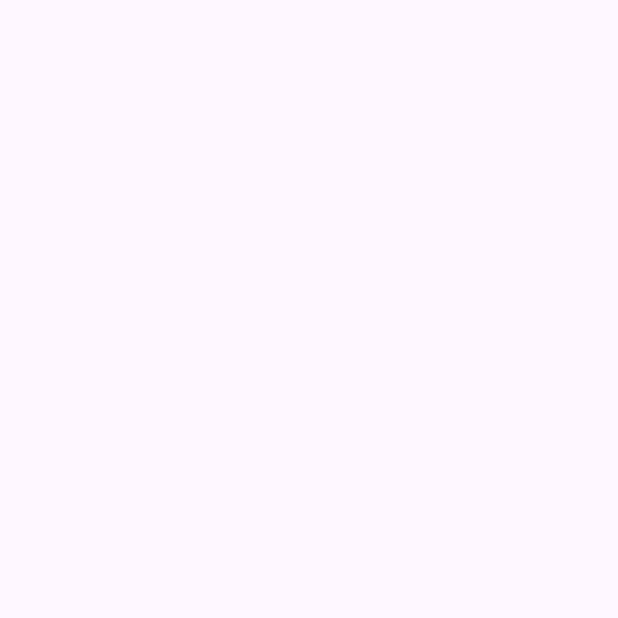
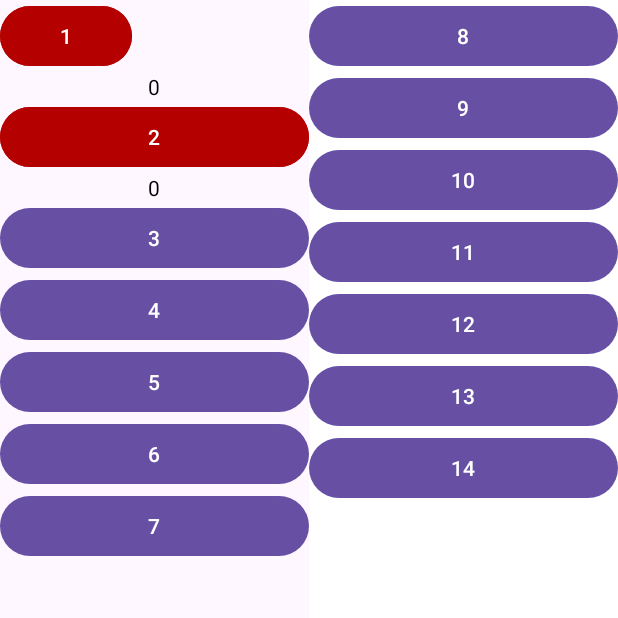
Before and after one commit to EgorKovalevich03/NumberRandom, an Android app: the screen it shows after launch (MainActivity), on a phone screen of 412 x 824 dp, the top half of it. Before the commit the part shown is empty. Run offline under Robolectric (Android 15) with nearby library versions, the phone set to English and light mode, and no system bars.

Commit message:
first ui

```diff
--- a/app/src/main/res/layout/activity_main.xml
+++ b/app/src/main/res/layout/activity_main.xml
@@ -1,50 +1,118 @@
 <?xml version="1.0" encoding="utf-8"?>
-<androidx.constraintlayout.widget.ConstraintLayout
+<LinearLayout
     xmlns:android="http://schemas.android.com/apk/res/android"
     xmlns:app="http://schemas.android.com/apk/res-auto"
     xmlns:tools="http://schemas.android.com/tools"
     android:layout_width="match_parent"
     android:layout_height="match_parent"
+    android:orientation="horizontal"
     tools:context=".MainActivity">
 
 
-    <TableLayout
-        android:id="@+id/tableLayout"
+    <LinearLayout
+        android:layout_weight="1"
         android:layout_width="match_parent"
         android:layout_height="match_parent"
-        app:layout_constraintEnd_toEndOf="parent"
-        app:layout_constraintStart_toStartOf="parent"
-        app:layout_constraintTop_toTopOf="parent">
+        android:orientation="vertical"
+        >
 
-        <TableRow
-            android:layout_width="match_parent"
-            android:layout_height="match_parent" />
-
-        <TableRow
-            android:layout_width="match_parent"
-            android:layout_height="match_parent" />
-
-        <TableRow
-            android:layout_width="match_parent"
-            android:layout_height="match_parent" />
-
-        <TableRow
-            android:layout_width="match_parent"
-            android:layout_height="match_parent" />
-    </TableLayout>
-
-    <LinearLayout
-        android:layout_width="match_parent"
-        android:layout_height="match_parent"
-        android:orientation="horizontal"
-        app:layout_constraintBottom_toBottomOf="parent"
-        app:layout_constraintEnd_toEndOf="parent"
-        app:layout_constraintStart_toStartOf="parent">
+        <Button
+            android:id="@+id/button1"
+            android:layout_width="wrap_content"
+            android:layout_height="wrap_content"
+            android:text="1"
+            android:backgroundTint="@color/red"/>
         <TextView
             android:layout_width="match_parent"
             android:layout_height="wrap_content"
-            android:id="@+id/titleNumberLastFalling"
+            android:text="0"
+            android:gravity="center_horizontal"
+            android:textColor="@color/black"
+            android:id="@+id/countTV1"
+            />
 
+        <Button
+            android:id="@+id/button2"
+            android:layout_width="match_parent"
+            android:layout_height="wrap_content"
+            android:text="2"
+            android:backgroundTint="@color/red"/>
+        <TextView
+            android:layout_width="match_parent"
+            android:layout_height="wrap_content"
+            android:text="0"
+            android:gravity="center_horizontal"
+            android:textColor="@color/black"
+            android:id="@+id/countTV2"
             />
+        <Button
+            android:id="@+id/button3"
+            android:layout_width="match_parent"
+            android:layout_height="wrap_content"
+            android:text="3" />
+        <Button
+            android:id="@+id/button4"
+            android:layout_width="match_parent"
+            android:layout_height="wrap_content"
+            android:text="4" />
+        <Button
+            android:id="@+id/button5"
+            android:layout_width="match_parent"
+            android:layout_height="wrap_content"
+            android:text="5" />
+        <Button
+            android:id="@+id/button6"
+            android:layout_width="match_parent"
+            android:layout_height="wrap_content"
+            android:text="6" />
+        <Button
+            android:id="@+id/button7"
+            android:layout_width="match_parent"
+            android:layout_height="wrap_content"
+            android:text="7" />
     </LinearLayout>
-</androidx.constraintlayout.widget.ConstraintLayout>
+
+    <LinearLayout
+        android:layout_weight="1"
+        android:background="@color/white"
+        android:layout_width="match_parent"
+        android:layout_height="match_parent"
+        android:orientation="vertical">
+        <Button
+            android:id="@+id/button8"
+            android:layout_width="match_parent"
+            android:layout_height="wrap_content"
+            android:text="8" />
+        <Button
+            android:id="@+id/button9"
+            android:layout_gravity=""
+            android:layout_width="match_parent"
+            android:layout_height="wrap_content"
+            android:text="9" />
+        <Button
+            android:id="@+id/button10"
+            android:layout_width="match_parent"
+            android:layout_height="wrap_content"
+            android:text="10" />
+        <Button
+            android:id="@+id/button11"
+            android:layout_width="match_parent"
+            android:layout_height="wrap_content"
+            android:text="11" />
+        <Button
+            android:id="@+id/button12"
+            android:layout_width="match_parent"
+            android:layout_height="wrap_content"
+            android:text="12" />
+        <Button
+            android:id="@+id/button13"
+            android:layout_width="match_parent"
+            android:layout_height="wrap_content"
+            android:text="13" />
+        <Button
+            android:id="@+id/button14"
+            android:layout_width="match_parent"
+            android:layout_height="wrap_content"
+            android:text="14" />
+    </LinearLayout>
+</LinearLayout>
--- a/app/src/main/res/values/colors.xml
+++ b/app/src/main/res/values/colors.xml
@@ -2,4 +2,5 @@
 <resources>
     <color name="black">#FF000000</color>
     <color name="white">#FFFFFFFF</color>
+    <color name="red">#B50000</color>
 </resources>
```
